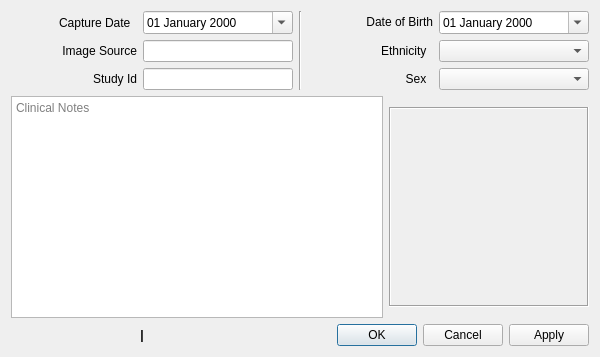
Above: forms/ScanInfoDialog.ui from frontiersi/FaceTools before the change. Below: the same form after it.
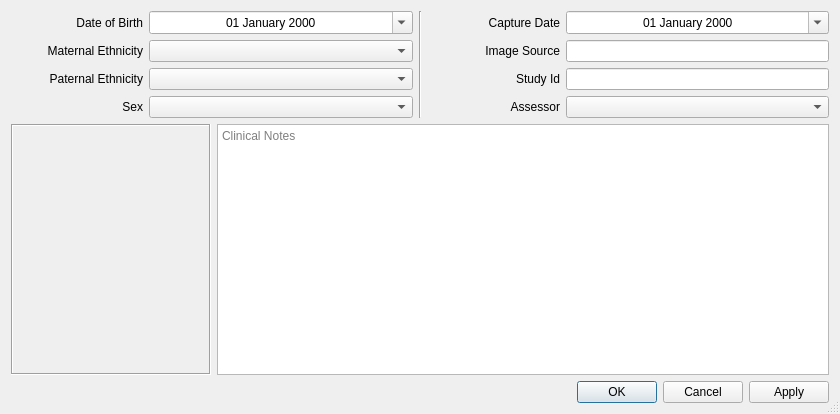
That is the form after the change. Icons and pictures are not drawn. Custom widgets are drawn as their Qt base class.

Diff of the .ui file:
```diff
--- a/forms/ScanInfoDialog.ui
+++ b/forms/ScanInfoDialog.ui
@@ -6,22 +6,10 @@
    <rect>
     <x>0</x>
     <y>0</y>
-    <width>600</width>
-    <height>357</height>
+    <width>840</width>
+    <height>414</height>
    </rect>
   </property>
-  <property name="minimumSize">
-   <size>
-    <width>600</width>
-    <height>357</height>
-   </size>
-  </property>
-  <property name="maximumSize">
-   <size>
-    <width>600</width>
-    <height>357</height>
-   </size>
-  </property>
   <property name="windowTitle">
    <string>Scan Info</string>
   </property>
@@ -29,17 +17,193 @@
    <iconset>
     <normaloff>:/logos/window_icon.png</normaloff>:/logos/window_icon.png</iconset>
   </property>
-  <layout class="QVBoxLayout" name="verticalLayout_3">
+  <property name="sizeGripEnabled">
+   <bool>true</bool>
+  </property>
+  <layout class="QVBoxLayout" name="verticalLayout_3" stretch="0,1,0">
    <item>
-    <layout class="QHBoxLayout" name="horizontalLayout_10">
+    <layout class="QHBoxLayout" name="horizontalLayout_11">
+     <item>
+      <layout class="QVBoxLayout" name="verticalLayout_2">
+       <item>
+        <layout class="QHBoxLayout" name="horizontalLayout" stretch="1,2">
+         <item>
+          <widget class="QLabel" name="label_3">
+           <property name="sizePolicy">
+            <sizepolicy hsizetype="Expanding" vsizetype="Preferred">
+             <horstretch>0</horstretch>
+             <verstretch>0</verstretch>
+            </sizepolicy>
+           </property>
+           <property name="text">
+            <string>Date of Birth</string>
+           </property>
+           <property name="alignment">
+            <set>Qt::AlignRight|Qt::AlignTrailing|Qt::AlignVCenter</set>
+           </property>
+          </widget>
+         </item>
+         <item>
+          <widget class="QDateEdit" name="dobDateEdit">
+           <property name="sizePolicy">
+            <sizepolicy hsizetype="Ignored" vsizetype="Preferred">
+             <horstretch>0</horstretch>
+             <verstretch>0</verstretch>
+            </sizepolicy>
+           </property>
+           <property name="toolTip">
+            <string>When was the subject born?</string>
+           </property>
+           <property name="whatsThis">
+            <string>The subject's date of birth. Required to calculate the subject's age so that (together with sex and ethnicity) the significance of facial metrics can be accurately determined.</string>
+           </property>
+           <property name="alignment">
+            <set>Qt::AlignCenter</set>
+           </property>
+           <property name="displayFormat">
+            <string>dd MMMM yyyy</string>
+           </property>
+           <property name="calendarPopup">
+            <bool>true</bool>
+           </property>
+          </widget>
+         </item>
+        </layout>
+       </item>
+       <item>
+        <layout class="QHBoxLayout" name="horizontalLayout_7" stretch="1,2">
+         <item>
+          <widget class="QLabel" name="label">
+           <property name="sizePolicy">
+            <sizepolicy hsizetype="Expanding" vsizetype="Preferred">
+             <horstretch>0</horstretch>
+             <verstretch>0</verstretch>
+            </sizepolicy>
+           </property>
+           <property name="text">
+            <string>Maternal Ethnicity</string>
+           </property>
+           <property name="alignment">
+            <set>Qt::AlignRight|Qt::AlignTrailing|Qt::AlignVCenter</set>
+           </property>
+          </widget>
+         </item>
+         <item>
+          <widget class="QTools::TreeComboBox" name="maternalEthnicityComboBox">
+           <property name="sizePolicy">
+            <sizepolicy hsizetype="Ignored" vsizetype="Preferred">
+             <horstretch>0</horstretch>
+             <verstretch>0</verstretch>
+            </sizepolicy>
+           </property>
+           <property name="toolTip">
+            <string>Ethnicity of the subject's mother.</string>
+           </property>
+           <property name="whatsThis">
+            <string>Ethnic group categories are provided according to the Australian Bureau of Statistics &quot;1249.0 - Australian Standard Classification of Cultural and Ethnic Groups (ASCCEG), 2016&quot;.</string>
+           </property>
+          </widget>
+         </item>
+        </layout>
+       </item>
+       <item>
+        <layout class="QHBoxLayout" name="horizontalLayout_10" stretch="1,2">
+         <item>
+          <widget class="QLabel" name="label_5">
+           <property name="sizePolicy">
+            <sizepolicy hsizetype="Expanding" vsizetype="Preferred">
+             <horstretch>0</horstretch>
+             <verstretch>0</verstretch>
+            </sizepolicy>
+           </property>
+           <property name="text">
+            <string>Paternal Ethnicity</string>
+           </property>
+           <property name="alignment">
+            <set>Qt::AlignRight|Qt::AlignTrailing|Qt::AlignVCenter</set>
+           </property>
+          </widget>
+         </item>
+         <item>
+          <widget class="QTools::TreeComboBox" name="paternalEthnicityComboBox">
+           <property name="sizePolicy">
+            <sizepolicy hsizetype="Ignored" vsizetype="Preferred">
+             <horstretch>0</horstretch>
+             <verstretch>0</verstretch>
+            </sizepolicy>
+           </property>
+           <property name="toolTip">
+            <string>Ethnicity of the subject's father.</string>
+           </property>
+           <property name="statusTip">
+            <string>Ethnic group categories are provided according to the Australian Bureau of Statistics &quot;1249.0 - Australian Standard Classification of Cultural and Ethnic Groups (ASCCEG), 2016&quot;.</string>
+           </property>
+          </widget>
+         </item>
+        </layout>
+       </item>
+       <item>
+        <layout class="QHBoxLayout" name="horizontalLayout_8" stretch="1,2">
+         <item>
+          <widget class="QLabel" name="label_2">
+           <property name="sizePolicy">
+            <sizepolicy hsizetype="Expanding" vsizetype="Preferred">
+             <horstretch>0</horstretch>
+             <verstretch>0</verstretch>
+            </sizepolicy>
+           </property>
+           <property name="text">
+            <string>Sex</string>
+           </property>
+           <property name="alignment">
+            <set>Qt::AlignRight|Qt::AlignTrailing|Qt::AlignVCenter</set>
+           </property>
+          </widget>
+         </item>
+         <item>
+          <widget class="QComboBox" name="sexComboBox">
+           <property name="sizePolicy">
+            <sizepolicy hsizetype="Ignored" vsizetype="Preferred">
+             <horstretch>0</horstretch>
+             <verstretch>0</verstretch>
+            </sizepolicy>
+           </property>
+           <property name="toolTip">
+            <string>The subject's sex.</string>
+           </property>
+           <property name="statusTip">
+            <string/>
+           </property>
+           <property name="whatsThis">
+            <string>The biological sex (not gender) of the subject. Intersex is denoted with the &quot;Female / Male&quot; option.</string>
+           </property>
+          </widget>
+         </item>
+        </layout>
+       </item>
+      </layout>
+     </item>
+     <item>
+      <widget class="Line" name="line">
+       <property name="orientation">
+        <enum>Qt::Vertical</enum>
+       </property>
+      </widget>
+     </item>
      <item>
       <layout class="QVBoxLayout" name="verticalLayout">
        <item>
-        <layout class="QHBoxLayout" name="horizontalLayout_2">
+        <layout class="QHBoxLayout" name="horizontalLayout_2" stretch="1,2">
          <item>
           <widget class="QLabel" name="label_4">
+           <property name="sizePolicy">
+            <sizepolicy hsizetype="Expanding" vsizetype="Preferred">
+             <horstretch>0</horstretch>
+             <verstretch>0</verstretch>
+            </sizepolicy>
+           </property>
            <property name="text">
-            <string>Capture Date  </string>
+            <string>Capture Date</string>
            </property>
            <property name="alignment">
             <set>Qt::AlignRight|Qt::AlignTrailing|Qt::AlignVCenter</set>
@@ -49,16 +213,19 @@
          <item>
           <widget class="QDateEdit" name="captureDateEdit">
            <property name="sizePolicy">
-            <sizepolicy hsizetype="Preferred" vsizetype="Preferred">
+            <sizepolicy hsizetype="Ignored" vsizetype="Preferred">
              <horstretch>0</horstretch>
              <verstretch>0</verstretch>
             </sizepolicy>
            </property>
-           <property name="minimumSize">
-            <size>
-             <width>150</width>
-             <height>0</height>
-            </size>
+           <property name="toolTip">
+            <string>When was this image taken?</string>
+           </property>
+           <property name="whatsThis">
+            <string>The date this image was captured. Required to be able to accurately calculate the subject's age.</string>
+           </property>
+           <property name="alignment">
+            <set>Qt::AlignCenter</set>
            </property>
            <property name="displayFormat">
             <string>dd MMMM yyyy</string>
@@ -71,9 +238,15 @@
         </layout>
        </item>
        <item>
-        <layout class="QHBoxLayout" name="horizontalLayout_9">
+        <layout class="QHBoxLayout" name="horizontalLayout_9" stretch="1,2">
          <item>
           <widget class="QLabel" name="label_6">
+           <property name="sizePolicy">
+            <sizepolicy hsizetype="Expanding" vsizetype="Preferred">
+             <horstretch>0</horstretch>
+             <verstretch>0</verstretch>
+            </sizepolicy>
+           </property>
            <property name="text">
             <string>Image Source</string>
            </property>
@@ -85,25 +258,34 @@
          <item>
           <widget class="QLineEdit" name="sourceLineEdit">
            <property name="sizePolicy">
-            <sizepolicy hsizetype="Preferred" vsizetype="Fixed">
+            <sizepolicy hsizetype="Ignored" vsizetype="Preferred">
              <horstretch>0</horstretch>
              <verstretch>0</verstretch>
             </sizepolicy>
            </property>
-           <property name="minimumSize">
-            <size>
-             <width>150</width>
-             <height>0</height>
-            </size>
+           <property name="toolTip">
+            <string>Provenance of this image.</string>
+           </property>
+           <property name="whatsThis">
+            <string>The imaging group / individual / location / hardware system that captured this image. In other words, any information that can help someone to identify where this image came from.</string>
+           </property>
+           <property name="alignment">
+            <set>Qt::AlignCenter</set>
            </property>
           </widget>
          </item>
         </layout>
        </item>
        <item>
-        <layout class="QHBoxLayout" name="horizontalLayout_6">
+        <layout class="QHBoxLayout" name="horizontalLayout_6" stretch="1,2">
          <item>
           <widget class="QLabel" name="label_8">
+           <property name="sizePolicy">
+            <sizepolicy hsizetype="Expanding" vsizetype="Preferred">
+             <horstretch>0</horstretch>
+             <verstretch>0</verstretch>
+            </sizepolicy>
+           </property>
            <property name="text">
             <string>Study Id</string>
            </property>
@@ -115,98 +297,36 @@
          <item>
           <widget class="QLineEdit" name="studyIdLineEdit">
            <property name="sizePolicy">
-            <sizepolicy hsizetype="Preferred" vsizetype="Fixed">
+            <sizepolicy hsizetype="Ignored" vsizetype="Preferred">
              <horstretch>0</horstretch>
              <verstretch>0</verstretch>
             </sizepolicy>
            </property>
-           <property name="minimumSize">
-            <size>
-             <width>150</width>
-             <height>0</height>
-            </size>
+           <property name="toolTip">
+            <string>Study or reference code.</string>
            </property>
-          </widget>
-         </item>
-        </layout>
-       </item>
-      </layout>
-     </item>
-     <item>
-      <widget class="Line" name="line">
-       <property name="orientation">
-        <enum>Qt::Vertical</enum>
-       </property>
-      </widget>
-     </item>
-     <item>
-      <layout class="QVBoxLayout" name="verticalLayout_2">
-       <item>
-        <layout class="QHBoxLayout" name="horizontalLayout">
-         <item>
-          <widget class="QLabel" name="label_3">
-           <property name="sizePolicy">
-            <sizepolicy hsizetype="Preferred" vsizetype="Maximum">
-             <horstretch>0</horstretch>
-             <verstretch>0</verstretch>
-            </sizepolicy>
+           <property name="whatsThis">
+            <string>Any relevent study or reference code - may be left blank.</string>
            </property>
-           <property name="minimumSize">
-            <size>
-             <width>120</width>
-             <height>0</height>
-            </size>
-           </property>
-           <property name="text">
-            <string>Date of Birth</string>
-           </property>
            <property name="alignment">
-            <set>Qt::AlignRight|Qt::AlignTrailing|Qt::AlignVCenter</set>
+            <set>Qt::AlignCenter</set>
            </property>
           </widget>
          </item>
-         <item>
-          <widget class="QDateEdit" name="dobDateEdit">
-           <property name="sizePolicy">
-            <sizepolicy hsizetype="Preferred" vsizetype="Preferred">
-             <horstretch>0</horstretch>
-             <verstretch>0</verstretch>
-            </sizepolicy>
-           </property>
-           <property name="minimumSize">
-            <size>
-             <width>150</width>
-             <height>0</height>
-            </size>
-           </property>
-           <property name="displayFormat">
-            <string>dd MMMM yyyy</string>
-           </property>
-           <property name="calendarPopup">
-            <bool>true</bool>
-           </property>
-          </widget>
-         </item>
         </layout>
        </item>
        <item>
-        <layout class="QHBoxLayout" name="horizontalLayout_7">
+        <layout class="QHBoxLayout" name="horizontalLayout_3" stretch="1,2">
          <item>
-          <widget class="QLabel" name="label">
+          <widget class="QLabel" name="label_9">
            <property name="sizePolicy">
-            <sizepolicy hsizetype="Preferred" vsizetype="Maximum">
+            <sizepolicy hsizetype="Expanding" vsizetype="Preferred">
              <horstretch>0</horstretch>
              <verstretch>0</verstretch>
             </sizepolicy>
            </property>
-           <property name="minimumSize">
-            <size>
-             <width>120</width>
-             <height>0</height>
-            </size>
-           </property>
            <property name="text">
-            <string>Ethnicity  </string>
+            <string>Assessor</string>
            </property>
            <property name="alignment">
             <set>Qt::AlignRight|Qt::AlignTrailing|Qt::AlignVCenter</set>
@@ -214,66 +334,18 @@
           </widget>
          </item>
          <item>
-          <widget class="QComboBox" name="ethnicityComboBox">
-           <property name="minimumSize">
-            <size>
-             <width>150</width>
-             <height>0</height>
-            </size>
-           </property>
-           <property name="maximumSize">
-            <size>
-             <width>150</width>
-             <height>16777215</height>
-            </size>
-           </property>
-          </widget>
-         </item>
-        </layout>
-       </item>
-       <item>
-        <layout class="QHBoxLayout" name="horizontalLayout_8">
-         <item>
-          <widget class="QLabel" name="label_2">
+          <widget class="QComboBox" name="assessorComboBox">
            <property name="sizePolicy">
-            <sizepolicy hsizetype="Preferred" vsizetype="Maximum">
+            <sizepolicy hsizetype="Ignored" vsizetype="Preferred">
              <horstretch>0</horstretch>
              <verstretch>0</verstretch>
             </sizepolicy>
            </property>
-           <property name="minimumSize">
-            <size>
-             <width>120</width>
-             <height>0</height>
-            </size>
+           <property name="toolTip">
+            <string>Name of the assessing clinician.</string>
            </property>
-           <property name="text">
-            <string>Sex  </string>
-           </property>
-           <property name="alignment">
-            <set>Qt::AlignRight|Qt::AlignTrailing|Qt::AlignVCenter</set>
-           </property>
-          </widget>
-         </item>
-         <item>
-          <widget class="QComboBox" name="sexComboBox">
-           <property name="sizePolicy">
-            <sizepolicy hsizetype="Preferred" vsizetype="Fixed">
-             <horstretch>0</horstretch>
-             <verstretch>0</verstretch>
-            </sizepolicy>
-           </property>
-           <property name="minimumSize">
-            <size>
-             <width>150</width>
-             <height>0</height>
-            </size>
-           </property>
-           <property name="maximumSize">
-            <size>
-             <width>150</width>
-             <height>16777215</height>
-            </size>
+           <property name="editable">
+            <bool>false</bool>
            </property>
           </widget>
          </item>
@@ -284,22 +356,14 @@
     </layout>
    </item>
    <item>
-    <layout class="QHBoxLayout" name="horizontalLayout_5">
-     <item>
-      <layout class="QVBoxLayout" name="verticalLayout_5">
-       <item>
-        <widget class="QPlainTextEdit" name="remarksTextEdit">
-         <property name="placeholderText">
-          <string>Clinical Notes</string>
-         </property>
-        </widget>
-       </item>
-      </layout>
-     </item>
+    <layout class="QHBoxLayout" name="horizontalLayout_5" stretch="0,1">
+     <property name="sizeConstraint">
+      <enum>QLayout::SetDefaultConstraint</enum>
+     </property>
      <item>
       <widget class="QLabel" name="imageLabel">
        <property name="sizePolicy">
-        <sizepolicy hsizetype="Fixed" vsizetype="Fixed">
+        <sizepolicy hsizetype="Preferred" vsizetype="Preferred">
          <horstretch>0</horstretch>
          <verstretch>0</verstretch>
         </sizepolicy>
@@ -324,108 +388,51 @@
        </property>
       </widget>
      </item>
+     <item>
+      <layout class="QVBoxLayout" name="verticalLayout_5">
+       <item>
+        <widget class="QPlainTextEdit" name="remarksTextEdit">
+         <property name="sizePolicy">
+          <sizepolicy hsizetype="Preferred" vsizetype="Preferred">
+           <horstretch>0</horstretch>
+           <verstretch>0</verstretch>
+          </sizepolicy>
+         </property>
+         <property name="minimumSize">
+          <size>
+           <width>400</width>
+           <height>200</height>
+          </size>
+         </property>
+         <property name="toolTip">
+          <string>Write and store assessment notes.</string>
+         </property>
+         <property name="whatsThis">
+          <string>Commentry salient to the assessment of this individual at this point in time.</string>
+         </property>
+         <property name="placeholderText">
+          <string>Clinical Notes</string>
+         </property>
+        </widget>
+       </item>
+      </layout>
+     </item>
     </layout>
    </item>
    <item>
     <layout class="QHBoxLayout" name="horizontalLayout_4">
-     <item>
-      <spacer name="horizontalSpacer_2">
-       <property name="orientation">
-        <enum>Qt::Horizontal</enum>
-       </property>
-       <property name="sizeHint" stdset="0">
-        <size>
-         <width>48</width>
-         <height>17</height>
-        </size>
-       </property>
-      </spacer>
-     </item>
-     <item>
-      <layout class="QHBoxLayout" name="horizontalLayout_3">
-       <item>
-        <widget class="QLabel" name="numVerticesLabel">
-         <property name="sizePolicy">
-          <sizepolicy hsizetype="Preferred" vsizetype="Preferred">
-           <horstretch>0</horstretch>
-           <verstretch>0</verstretch>
-          </sizepolicy>
-         </property>
-         <property name="minimumSize">
-          <size>
-           <width>120</width>
-           <height>0</height>
-          </size>
-         </property>
-         <property name="font">
-          <font>
-           <weight>75</weight>
-           <bold>true</bold>
-          </font>
-         </property>
-         <property name="text">
-          <string/>
-         </property>
-         <property name="alignment">
-          <set>Qt::AlignCenter</set>
-         </property>
-        </widget>
-       </item>
-       <item>
-        <widget class="QLabel" name="label_7">
-         <property name="font">
-          <font>
-           <weight>75</weight>
-           <bold>true</bold>
-          </font>
-         </property>
-         <property name="text">
-          <string> | </string>
-         </property>
-         <property name="alignment">
-          <set>Qt::AlignCenter</set>
-         </property>
-        </widget>
-       </item>
-       <item>
-        <widget class="QLabel" name="numPolygonsLabel">
-         <property name="sizePolicy">
-          <sizepolicy hsizetype="Preferred" vsizetype="Preferred">
-           <horstretch>0</horstretch>
-           <verstretch>0</verstretch>
-          </sizepolicy>
-         </property>
-         <property name="minimumSize">
-          <size>
-           <width>120</width>
-           <height>0</height>
-          </size>
-         </property>
-         <property name="font">
-          <font>
-           <weight>75</weight>
-           <bold>true</bold>
-          </font>
-         </property>
-         <property name="text">
-          <string/>
-         </property>
-         <property name="alignment">
-          <set>Qt::AlignCenter</set>
-         </property>
-        </widget>
-       </item>
-      </layout>
-     </item>
      <item>
       <spacer name="horizontalSpacer_3">
        <property name="orientation">
         <enum>Qt::Horizontal</enum>
        </property>
+       <property name="sizeType">
+        <enum>QSizePolicy::Preferred</enum>
+       </property>
        <property name="sizeHint" stdset="0">
         <size>
-         <width>148</width>
-         <height>22</height>
+         <width>0</width>
+         <height>0</height>
         </size>
        </property>
       </spacer>
@@ -433,7 +440,7 @@
      <item>
       <widget class="QDialogButtonBox" name="buttonBox">
        <property name="sizePolicy">
-        <sizepolicy hsizetype="Maximum" vsizetype="Fixed">
+        <sizepolicy hsizetype="Preferred" vsizetype="Preferred">
          <horstretch>0</horstretch>
          <verstretch>0</verstretch>
         </sizepolicy>
@@ -444,12 +451,22 @@
        <property name="standardButtons">
         <set>QDialogButtonBox::Apply|QDialogButtonBox::Cancel|QDialogButtonBox::Ok</set>
        </property>
+       <property name="centerButtons">
+        <bool>false</bool>
+       </property>
       </widget>
      </item>
     </layout>
    </item>
   </layout>
  </widget>
+ <customwidgets>
+  <customwidget>
+   <class>QTools::TreeComboBox</class>
+   <extends>QComboBox</extends>
+   <header>TreeComboBox.h</header>
+  </customwidget>
+ </customwidgets>
  <resources/>
  <connections>
   <connection>
```
